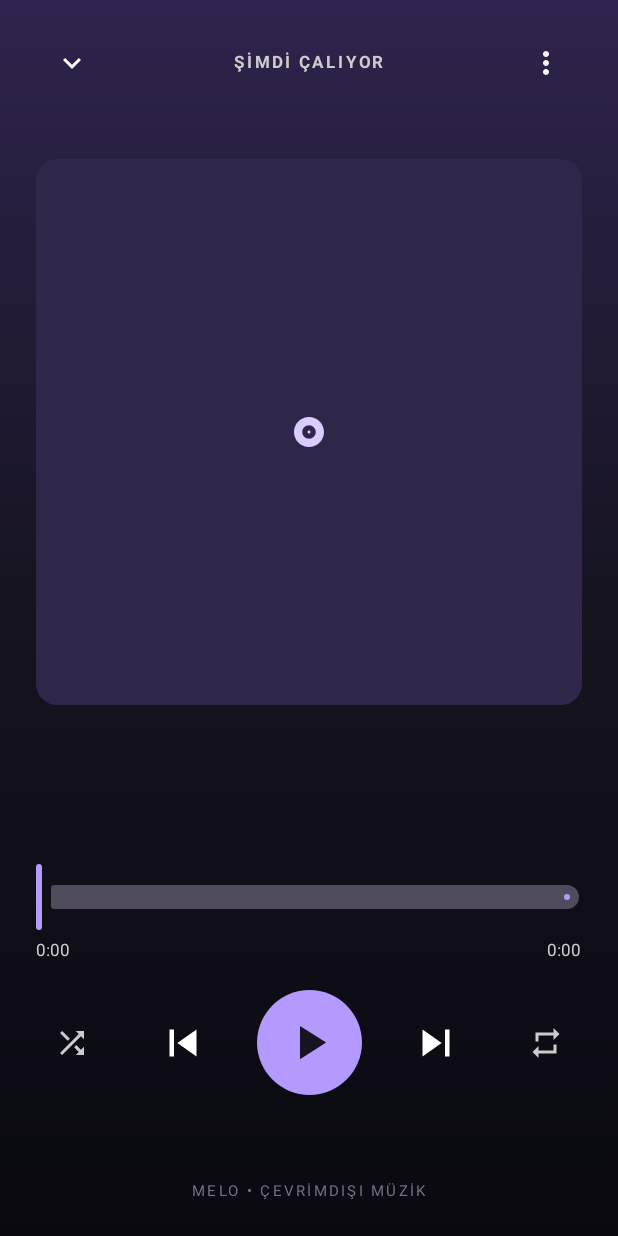
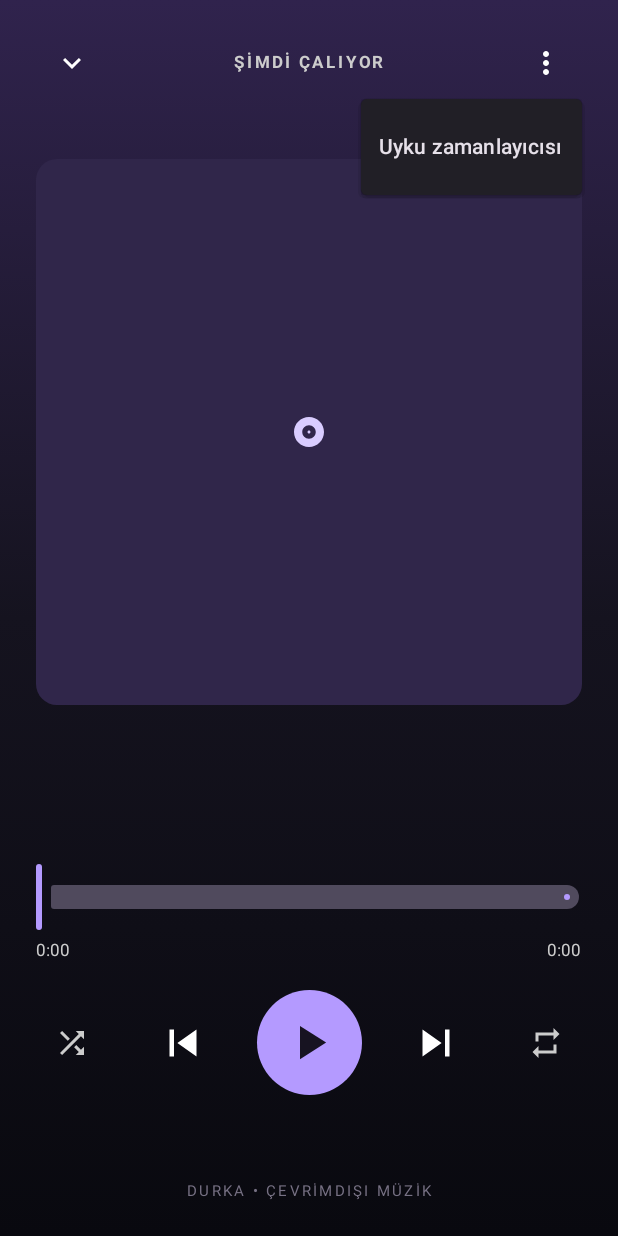
Before and after one commit to kahn01/android-music, an Android app built with Jetpack Compose: the composable FullPlayerScreen called with empty values, after a tap on "Diğer", on a phone screen of 412 x 824 dp. Run offline under Robolectric (Android 15) with nearby library versions, the phone set to English and light mode, and no system bars; our stand-ins replace livedata-compose; pictures from the network do not load.

Commit message:
Harden downloads, library performance and add sleep timer

```diff
--- a/app/src/main/java/com/kaan/melo/player/FullPlayerScreen.kt
+++ b/app/src/main/java/com/kaan/melo/player/FullPlayerScreen.kt
@@ -36,6 +36,17 @@ fun FullPlayerScreen(
     var sliderPosition by remember { mutableFloatStateOf(0f) }
     var shuffle by remember { mutableStateOf(false) }
     var repeatMode by remember { mutableIntStateOf(Player.REPEAT_MODE_OFF) }
+    var showMoreMenu by remember { mutableStateOf(false) }
+    var showSleepDialog by remember { mutableStateOf(false) }
+    var sleepTimerMinutes by remember { mutableIntStateOf(0) }
+
+    LaunchedEffect(sleepTimerMinutes, player) {
+        if (sleepTimerMinutes > 0) {
+            kotlinx.coroutines.delay(sleepTimerMinutes * 60_000L)
+            player?.pause()
+            sleepTimerMinutes = 0
+        }
+    }
 
     LaunchedEffect(player) {
         while (true) {
@@ -63,7 +74,23 @@ fun FullPlayerScreen(
             Spacer(Modifier.weight(1f))
             Text("ŞİMDİ ÇALIYOR", color = Color.LightGray, fontSize = 11.sp, fontWeight = FontWeight.Bold, letterSpacing = 2.sp)
             Spacer(Modifier.weight(1f))
-            IconButton(onClick = {}) { Icon(Icons.Default.MoreVert, "Diğer", tint = Color.White) }
+            Box {
+                IconButton(onClick = { showMoreMenu = true }) {
+                    Icon(Icons.Default.MoreVert, "Diğer", tint = Color.White)
+                }
+                DropdownMenu(expanded = showMoreMenu, onDismissRequest = { showMoreMenu = false }) {
+                    DropdownMenuItem(
+                        text = { Text(if (sleepTimerMinutes > 0) "Uyku zamanlayıcısı: ${sleepTimerMinutes} dk" else "Uyku zamanlayıcısı") },
+                        onClick = { showMoreMenu = false; showSleepDialog = true }
+                    )
+                    if (sleepTimerMinutes > 0) {
+                        DropdownMenuItem(
+                            text = { Text("Zamanlayıcıyı iptal et") },
+                            onClick = { sleepTimerMinutes = 0; showMoreMenu = false }
+                        )
+                    }
+                }
+            }
         }
         Spacer(Modifier.weight(0.7f))
         TrackArtwork(
@@ -128,7 +155,30 @@ fun FullPlayerScreen(
             }
         }
         Spacer(Modifier.weight(0.9f))
-        Text("MELO • ÇEVRİMDIŞI MÜZİK", color = Color(0xFF777184), fontSize = 10.sp, letterSpacing = 1.5.sp)
+        Text(
+            if (sleepTimerMinutes > 0) "DURKA • $sleepTimerMinutes DK SONRA DURACAK" else "DURKA • ÇEVRİMDIŞI MÜZİK",
+            color = Color(0xFF777184), fontSize = 10.sp, letterSpacing = 1.5.sp
+        )
+        if (showSleepDialog) {
+            AlertDialog(
+                onDismissRequest = { showSleepDialog = false },
+                title = { Text("Uyku zamanlayıcısı") },
+                text = { Text("Müzik ne kadar süre sonra dursun?") },
+                confirmButton = {
+                    Row(horizontalArrangement = Arrangement.spacedBy(4.dp)) {
+                        listOf(15, 30, 45, 60).forEach { minutes ->
+                            TextButton(onClick = {
+                                sleepTimerMinutes = minutes
+                                showSleepDialog = false
+                            }) { Text("$minutes") }
+                        }
+                    }
+                },
+                dismissButton = {
+                    TextButton(onClick = { showSleepDialog = false }) { Text("Vazgeç") }
+                }
+            )
+        }
     }
 }
 
--- a/app/src/main/java/com/kaan/melo/ui/components/VehicleModeScreen.kt
+++ b/app/src/main/java/com/kaan/melo/ui/components/VehicleModeScreen.kt
@@ -44,7 +44,7 @@ fun VehicleModeScreen(
     ) {
         Row(Modifier.fillMaxWidth(), verticalAlignment = Alignment.CenterVertically) {
             Column(Modifier.weight(1f)) {
-                Text("MELO • ARAÇ MODU", color = Color(0xFFB9A5FF), fontSize = 13.sp, fontWeight = FontWeight.Bold)
+                Text("DURKA • ARAÇ MODU", color = Color(0xFFB9A5FF), fontSize = 13.sp, fontWeight = FontWeight.Bold)
                 Text("Sürüş sırasında kolay kontrol", color = Color(0xFF9AA4B2), fontSize = 12.sp)
             }
             FilledTonalIconButton(onClick = onExit, modifier = Modifier.size(58.dp)) {
```
Also changed, not shown: app/src/main/java/com/kaan/melo/download/DirectAudioDownloadWorker.kt (+4 -4 lines), app/src/main/java/com/kaan/melo/download/DownloadScheduler.kt (+15 -1 lines), app/src/main/java/com/kaan/melo/feature/library/LibraryScreen.kt (+10 -1 lines), 1 other file.
